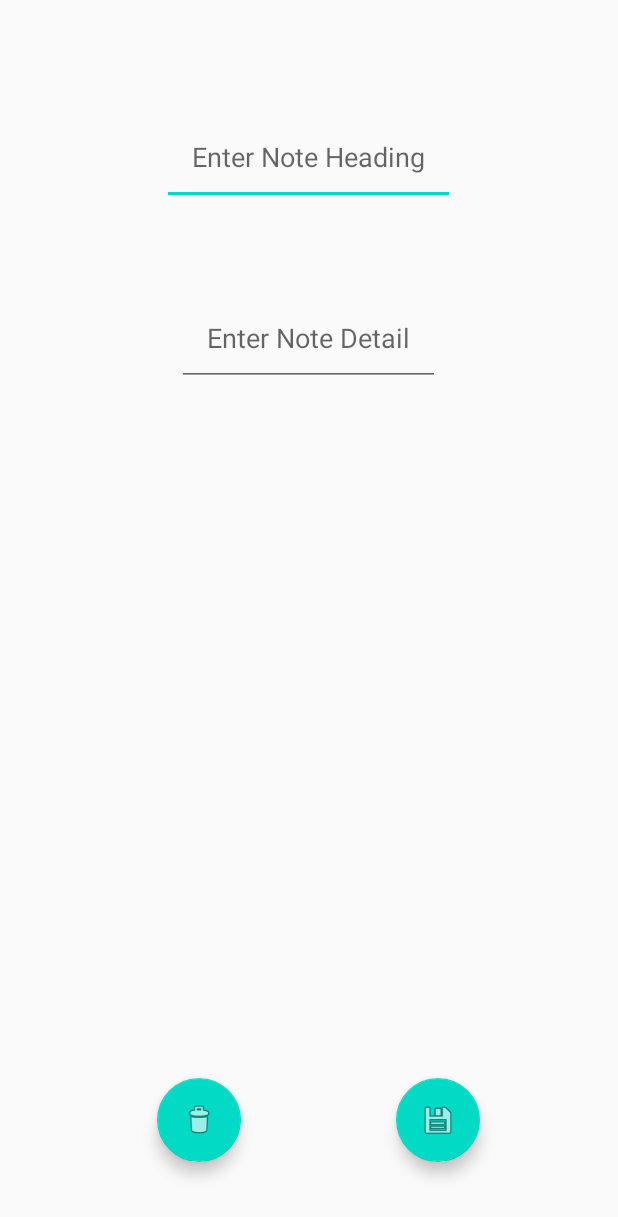
After one commit to surbhi-145/Notepad, an Android app: the layout fragment_edit_text.xml on its own in the app's theme, with its tools: preview values and no code run, on a phone screen of 412 x 824 dp. The commit adds this screen. Shown: the top 1217 px of the screen. Run offline under Robolectric (Android 15) with nearby library versions, the phone set to English and light mode, and no system bars.

Commit message:
completed EditText module and added ViewText module

```diff
--- a/app/src/main/java/com/example/notepad/database/NoteDatabaseDao.kt
+++ b/app/src/main/java/com/example/notepad/database/NoteDatabaseDao.kt
@@ -1,6 +1,7 @@
 package com.example.notepad.database
 
 import androidx.lifecycle.LiveData
+import androidx.lifecycle.MutableLiveData
 import androidx.room.*
 
 @Dao
@@ -21,5 +22,6 @@ interface NoteDatabaseDao{
     @Query("SELECT * FROM notes_table WHERE id= :noteId")
     fun getNoteById(noteId : Long) : Note?
 
-
+    @Query("SELECT * FROM notes_table ORDER BY id DESC LIMIT 1")
+    fun getNewNote() : Note?
 }
--- /dev/null
+++ b/app/src/main/java/com/example/notepad/edittext/Util.kt
@@ -0,0 +1 @@
+package com.example.notepad.edittext
--- /dev/null
+++ b/app/src/main/java/com/example/notepad/viewtext/ViewTextFragment.kt
@@ -0,0 +1 @@
+package com.example.notepad.viewtext
--- /dev/null
+++ b/app/src/main/java/com/example/notepad/viewtext/ViewTextViewModel.kt
@@ -0,0 +1 @@
+package com.example.notepad.viewtext
--- /dev/null
+++ b/app/src/main/java/com/example/notepad/viewtext/ViewTextViewModelFactory.kt
@@ -0,0 +1 @@
+package com.example.notepad.viewtext
--- /dev/null
+++ b/app/src/main/res/layout/fragment_edit_text.xml
@@ -0,0 +1,78 @@
+<?xml version="1.0" encoding="utf-8"?>
+<layout xmlns:app="http://schemas.android.com/apk/res-auto"
+    xmlns:tools="http://schemas.android.com/tools"
+    xmlns:android="http://schemas.android.com/apk/res/android" >
+
+    <data>
+        <variable
+            name="viewmodel"
+            type="com.example.notepad.edittext.EditTextViewModel" />
+    </data>
+
+<androidx.constraintlayout.widget.ConstraintLayout
+    android:layout_width="match_parent"
+    android:layout_height="match_parent">
+
+    <EditText
+        android:id="@+id/noteHeading"
+        android:layout_width="wrap_content"
+        android:layout_height="wrap_content"
+        android:padding="20dp"
+        android:layout_marginTop="72dp"
+        android:hint="@string/enter_note_heading"
+        app:layout_constraintEnd_toEndOf="parent"
+        app:layout_constraintHorizontal_bias="0.498"
+        app:layout_constraintStart_toStartOf="parent"
+        app:layout_constraintTop_toTopOf="parent" />
+
+
+    <ScrollView
+        android:id="@+id/scrollView2"
+        android:layout_width="wrap_content"
+        android:layout_height="wrap_content"
+        app:layout_constraintBottom_toBottomOf="parent"
+        app:layout_constraintEnd_toEndOf="parent"
+        app:layout_constraintHorizontal_bias="0.498"
+        app:layout_constraintStart_toStartOf="parent"
+        app:layout_constraintTop_toBottomOf="@+id/noteHeading"
+        app:layout_constraintVertical_bias="0.09">
+
+        <EditText
+            android:id="@+id/noteBody"
+            android:layout_width="wrap_content"
+            android:layout_height="wrap_content"
+            android:padding="20dp"
+            android:hint="@string/enter_note_detail" />
+
+
+    </ScrollView>
+
+    <com.google.android.material.floatingactionbutton.FloatingActionButton
+        android:id="@+id/saveButton"
+        android:layout_width="wrap_content"
+        android:layout_height="wrap_content"
+        android:layout_marginEnd="92dp"
+        android:clickable="true"
+        app:layout_constraintBottom_toBottomOf="parent"
+        app:layout_constraintEnd_toEndOf="parent"
+        app:layout_constraintTop_toBottomOf="@+id/scrollView2"
+        app:layout_constraintVertical_bias="0.903"
+        app:srcCompat="@android:drawable/ic_menu_save" />
+
+    <com.google.android.material.floatingactionbutton.FloatingActionButton
+        android:id="@+id/deleteButton"
+        android:layout_width="wrap_content"
+        android:layout_height="wrap_content"
+        android:clickable="true"
+        app:layout_constraintBottom_toBottomOf="parent"
+        app:layout_constraintEnd_toStartOf="@+id/saveButton"
+        app:layout_constraintHorizontal_bias="0.502"
+        app:layout_constraintStart_toStartOf="parent"
+        app:layout_constraintTop_toBottomOf="@+id/scrollView2"
+        app:layout_constraintVertical_bias="0.903"
+        app:srcCompat="@android:drawable/ic_menu_delete"
+        android:onClick="@{()->viewmodel.onDelete()}"/>
+
+
+</androidx.constraintlayout.widget.ConstraintLayout>
+</layout>
--- a/app/src/main/res/values/strings.xml
+++ b/app/src/main/res/values/strings.xml
@@ -1,3 +1,5 @@
 <resources>
     <string name="app_name">Notepad</string>
+    <string name="enter_note_heading">Enter Note Heading</string>
+    <string name="enter_note_detail">Enter Note Detail</string>
 </resources>
```
Also changed, not shown: app/src/main/java/com/example/notepad/dashboard/DashboardFragment.kt (+16 -2 lines), app/src/main/java/com/example/notepad/dashboard/DashboardViewModel.kt (+68 -0 lines), app/src/main/java/com/example/notepad/database/Note.kt (+4 -3 lines), app/src/main/java/com/example/notepad/edittext/EditTextFragment.kt (added, +58 -0 lines), app/src/main/java/com/example/notepad/edittext/EditTextViewModel.kt (added, +82 -0 lines), app/src/main/java/com/example/notepad/edittext/EditTextViewModelFactory.kt (added, +20 -0 lines), app/src/main/res/layout/fragment_dashboard.xml (+7 -5 lines), app/src/main/res/layout/note_recycler_view.xml (+8 -11 lines), app/src/main/res/navigation/navigation.xml (+16 -1 lines).
